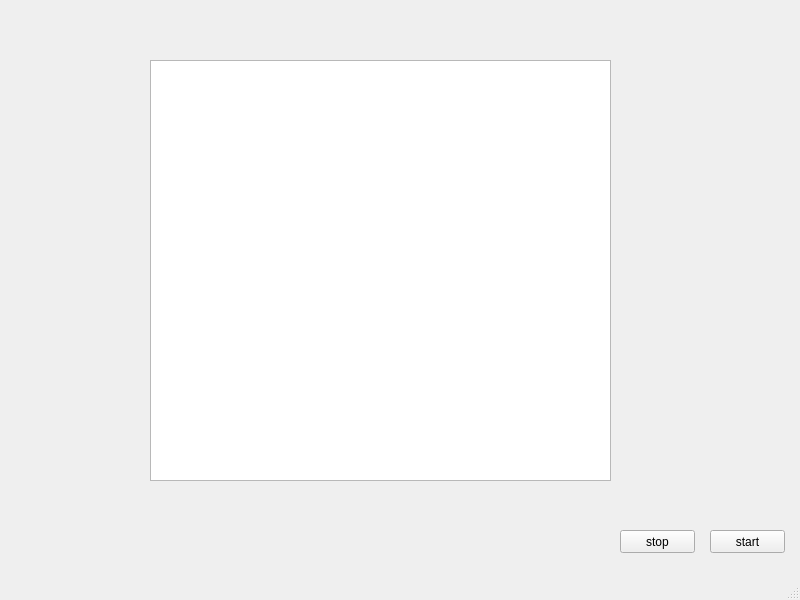
Before: the Qt Designer form Ui_MainWindow.ui in InteractiveGraphicsLab/StackShot3XAutoShooter, drawn with Qt 5.
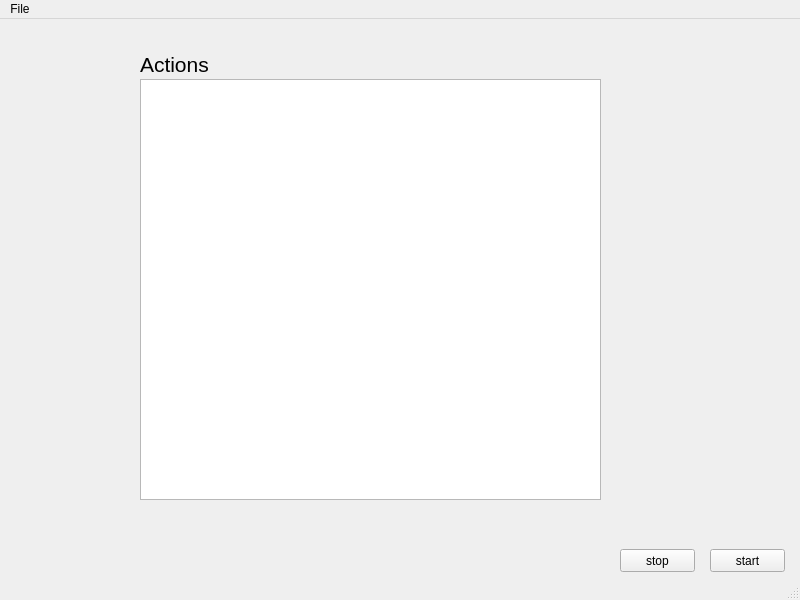
After: the same form once the commit is applied.

What changed in the file:
```diff
--- a/Ui_MainWindow.ui
+++ b/Ui_MainWindow.ui
@@ -17,7 +17,7 @@
    <widget class="QPlainTextEdit" name="plainTextEdit">
     <property name="geometry">
      <rect>
-      <x>150</x>
+      <x>140</x>
       <y>60</y>
       <width>461</width>
       <height>421</height>
@@ -50,6 +50,24 @@
      <string>stop</string>
     </property>
    </widget>
+   <widget class="QLabel" name="label">
+    <property name="geometry">
+     <rect>
+      <x>140</x>
+      <y>35</y>
+      <width>81</width>
+      <height>21</height>
+     </rect>
+    </property>
+    <property name="font">
+     <font>
+      <pointsize>16</pointsize>
+     </font>
+    </property>
+    <property name="text">
+     <string>Actions</string>
+    </property>
+   </widget>
   </widget>
   <widget class="QMenuBar" name="menubar">
    <property name="geometry">
@@ -60,6 +78,12 @@
      <height>22</height>
     </rect>
    </property>
+   <widget class="QMenu" name="menuFile">
+    <property name="title">
+     <string>File</string>
+    </property>
+   </widget>
+   <addaction name="menuFile"/>
   </widget>
   <widget class="QStatusBar" name="statusbar"/>
  </widget>
```
Left out of the diff: 3 changed lines with no effect on the pictures.
